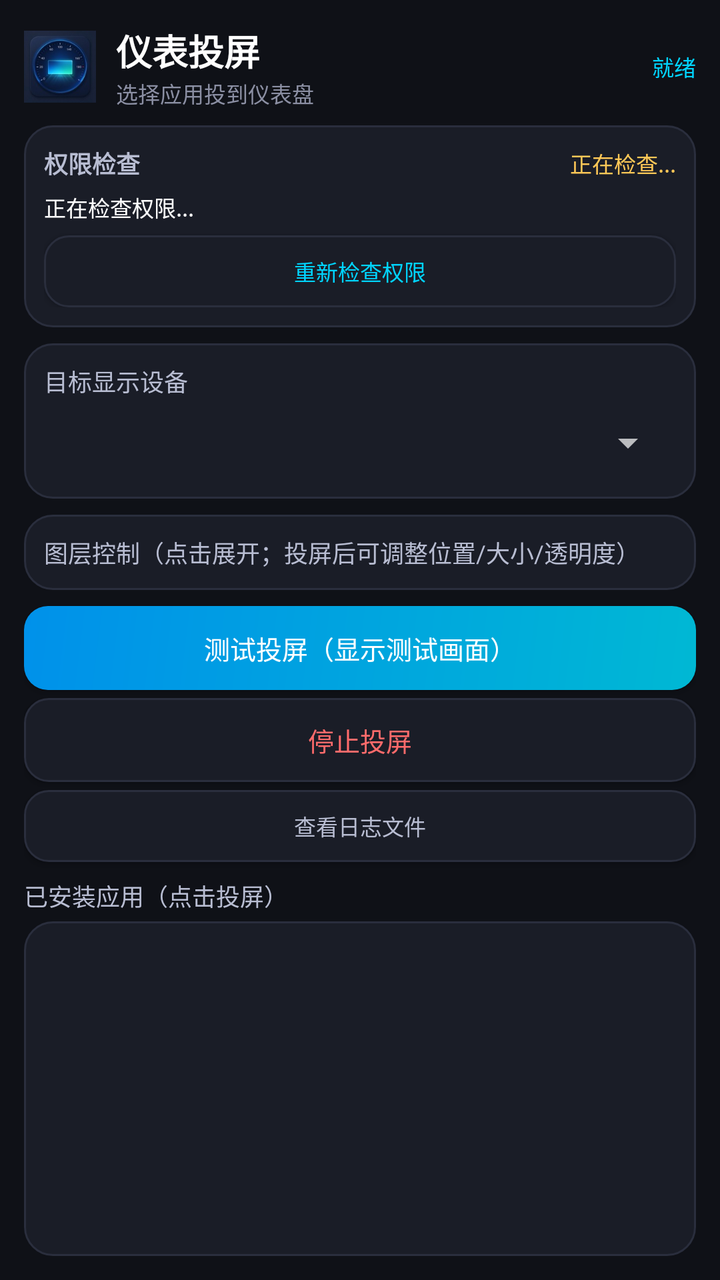
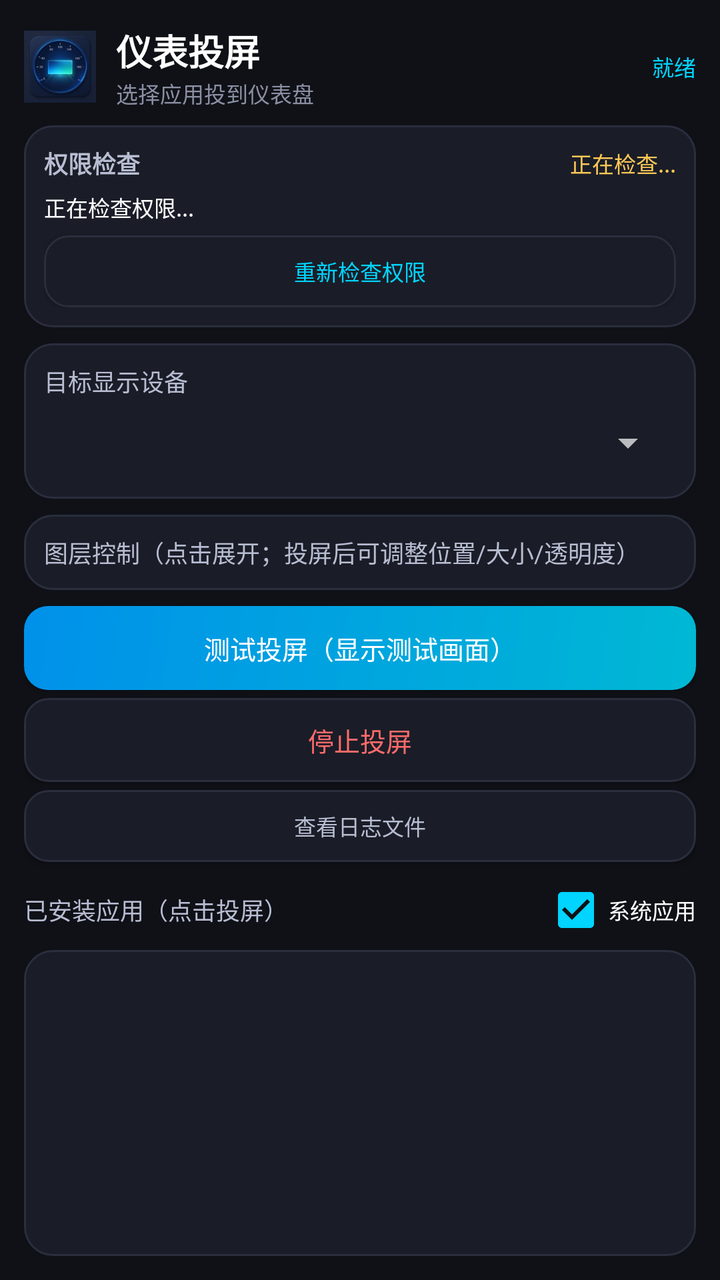

An Android layout rendered at two revisions. The XML below is the earlier revision; the diff shows what the commit changed to produce the second picture.
<!-- AndroidManifest.xml: application theme AppTheme -->
<!-- res/layout/activity_main.xml -->
<?xml version="1.0" encoding="utf-8"?>
<LinearLayout xmlns:android="http://schemas.android.com/apk/res/android"
    android:layout_width="match_parent"
    android:layout_height="match_parent"
    android:background="#0F1117"
    android:orientation="vertical"
    android:padding="12dp">

    
    <LinearLayout
        android:layout_width="match_parent"
        android:layout_height="wrap_content"
        android:orientation="horizontal"
        android:gravity="center_vertical"
        android:layout_marginBottom="8dp">

        <ImageView
            android:layout_width="36dp"
            android:layout_height="36dp"
            android:src="@mipmap/ic_launcher"
            android:layout_marginEnd="10dp" />

        <LinearLayout
            android:layout_width="0dp"
            android:layout_height="wrap_content"
            android:layout_weight="1"
            android:orientation="vertical">

            <TextView
                android:layout_width="wrap_content"
                android:layout_height="wrap_content"
                android:text="仪表投屏"
                android:textColor="#FFFFFF"
                android:textSize="18sp"
                android:textStyle="bold" />

            <TextView
                android:layout_width="wrap_content"
                android:layout_height="wrap_content"
                android:text="选择应用投到仪表盘"
                android:textColor="#8B8FA3"
                android:textSize="11sp" />
        </LinearLayout>

        <TextView
            android:id="@+id/statusText"
            android:layout_width="wrap_content"
            android:layout_height="wrap_content"
            android:layout_marginStart="10dp"
            android:ellipsize="end"
            android:maxWidth="190dp"
            android:singleLine="true"
            android:text="就绪"
            android:textColor="#00D4FF"
            android:textSize="11sp" />
    </LinearLayout>

    
    <LinearLayout
        android:id="@+id/permissionCard"
        android:layout_width="match_parent"
        android:layout_height="wrap_content"
        android:orientation="vertical"
        android:background="@drawable/card_bg"
        android:padding="10dp"
        android:layout_marginBottom="8dp">

        <LinearLayout
            android:layout_width="match_parent"
            android:layout_height="wrap_content"
            android:orientation="horizontal"
            android:gravity="center_vertical">

            <TextView
                android:layout_width="0dp"
                android:layout_height="wrap_content"
                android:layout_weight="1"
                android:text="权限检查"
                android:textColor="#B8BDD2"
                android:textSize="12sp"
                android:textStyle="bold" />

            <TextView
                android:id="@+id/permissionSummaryText"
                android:layout_width="wrap_content"
                android:layout_height="wrap_content"
                android:ellipsize="end"
                android:maxWidth="220dp"
                android:singleLine="true"
                android:text="正在检查..."
                android:textColor="#FFC857"
                android:textSize="11sp" />
        </LinearLayout>

        <TextView
            android:id="@+id/permissionStatusText"
            android:layout_width="match_parent"
            android:layout_height="wrap_content"
            android:layout_marginTop="5dp"
            android:lineSpacingExtra="1dp"
            android:text="正在检查权限..."
            android:textColor="#FFFFFF"
            android:textSize="11sp" />

        <Button
            android:id="@+id/permissionButton"
            android:layout_width="match_parent"
            android:layout_height="36dp"
            android:layout_marginTop="6dp"
            android:background="@drawable/btn_secondary"
            android:minHeight="36dp"
            android:paddingStart="4dp"
            android:paddingEnd="4dp"
            android:text="重新检查权限"
            android:textColor="#00D4FF"
            android:textSize="11sp" />
    </LinearLayout>

    
    <LinearLayout
        android:layout_width="match_parent"
        android:layout_height="wrap_content"
        android:orientation="vertical"
        android:background="@drawable/card_bg"
        android:padding="10dp"
        android:layout_marginBottom="8dp">

        <TextView
            android:layout_width="wrap_content"
            android:layout_height="wrap_content"
            android:text="目标显示设备"
            android:textColor="#B8BDD2"
            android:textSize="12sp"
            android:layout_marginBottom="4dp" />

        <Spinner
            android:id="@+id/displaySpinner"
            android:layout_width="match_parent"
            android:layout_height="36dp" />
    </LinearLayout>

    
    <LinearLayout
        android:id="@+id/controlCard"
        android:layout_width="match_parent"
        android:layout_height="wrap_content"
        android:orientation="vertical"
        android:clickable="true"
        android:focusable="true"
        android:background="@drawable/card_bg"
        android:padding="10dp"
        android:layout_marginBottom="8dp">

        <TextView
            android:layout_width="wrap_content"
            android:layout_height="wrap_content"
            android:text="图层控制（点击展开；投屏后可调整位置/大小/透明度）"
            android:textColor="#B8BDD2"
            android:textSize="12sp" />

        <LinearLayout
            android:id="@+id/controlsContent"
            android:layout_width="match_parent"
            android:layout_height="wrap_content"
            android:orientation="vertical"
            android:layout_marginTop="4dp"
            android:visibility="gone">

        <TextView android:layout_width="wrap_content" android:layout_height="wrap_content"
            android:text="水平位置 X" android:textColor="#FFFFFF" android:textSize="11sp" />
        <SeekBar android:id="@+id/seekX" android:layout_width="match_parent"
            android:layout_height="30dp" android:minHeight="24dp" android:max="100" android:progress="25" />

        <TextView android:layout_width="wrap_content" android:layout_height="wrap_content"
            android:text="垂直位置 Y" android:textColor="#FFFFFF" android:textSize="11sp" />
        <SeekBar android:id="@+id/seekY" android:layout_width="match_parent"
            android:layout_height="30dp" android:minHeight="24dp" android:max="100" android:progress="25" />

        <TextView android:layout_width="wrap_content" android:layout_height="wrap_content"
            android:text="宽度" android:textColor="#FFFFFF" android:textSize="11sp" />
        <SeekBar android:id="@+id/seekW" android:layout_width="match_parent"
            android:layout_height="30dp" android:minHeight="24dp" android:max="100" android:progress="50" />

        <TextView android:layout_width="wrap_content" android:layout_height="wrap_content"
            android:text="高度" android:textColor="#FFFFFF" android:textSize="11sp" />
        <SeekBar android:id="@+id/seekH" android:layout_width="match_parent"
            android:layout_height="30dp" android:minHeight="24dp" android:max="100" android:progress="50" />

        <TextView android:layout_width="wrap_content" android:layout_height="wrap_content"
            android:text="透明度" android:textColor="#FFFFFF" android:textSize="11sp" />
        <SeekBar android:id="@+id/seekAlpha" android:layout_width="match_parent"
            android:layout_height="30dp" android:minHeight="24dp" android:max="100" android:progress="100" />
        </LinearLayout>
    </LinearLayout>

    
    <Button
        android:id="@+id/testBtn"
        android:layout_width="match_parent"
        android:layout_height="42dp"
        android:minHeight="42dp"
        android:text="测试投屏（显示测试画面）"
        android:textSize="13sp"
        android:textColor="#FFFFFF"
        android:background="@drawable/btn_primary"
        android:layout_marginBottom="4dp" />

    <Button
        android:id="@+id/stopBtn"
        android:layout_width="match_parent"
        android:layout_height="42dp"
        android:minHeight="42dp"
        android:text="停止投屏"
        android:textSize="13sp"
        android:textColor="#FF6B6B"
        android:background="@drawable/btn_secondary"
        android:layout_marginBottom="4dp" />

    <Button
        android:id="@+id/logBtn"
        android:layout_width="match_parent"
        android:layout_height="36dp"
        android:minHeight="36dp"
        android:text="查看日志文件"
        android:textSize="11sp"
        android:textColor="#B8BDD2"
        android:background="@drawable/btn_secondary"
        android:layout_marginBottom="8dp" />

    
    <TextView
        android:layout_width="wrap_content"
        android:layout_height="wrap_content"
        android:text="已安装应用（点击投屏）"
        android:textColor="#B8BDD2"
        android:textSize="12sp"
        android:layout_marginBottom="4dp" />

    
    <ListView
        android:id="@+id/appList"
        android:layout_width="match_parent"
        android:layout_height="0dp"
        android:layout_weight="1"
        android:background="@drawable/card_bg"
        android:divider="#2A2E3D"
        android:dividerHeight="1dp" />

    <TextView
        android:id="@+id/emptyAppList"
        android:layout_width="match_parent"
        android:layout_height="0dp"
        android:layout_weight="1"
        android:background="@drawable/card_bg"
        android:gravity="center"
        android:padding="16dp"
        android:text="未获取到可启动应用。

如果是手机系统，请在系统设置里允许本应用“获取应用列表”；
FX11 车机如出现该提示，请检查 QUERY_ALL_PACKAGES/包可见性策略。"
        android:textColor="#8B8FA3"
        android:textSize="12sp"
        android:visibility="gone" />

</LinearLayout>
<!-- resources referenced by this layout -->
<resources>
  <!-- drawable btn_primary (drawable) -->
  <?xml version="1.0" encoding="utf-8"?>
  <shape xmlns:android="http://schemas.android.com/apk/res/android"
      android:shape="rectangle">
      <gradient
          android:startColor="#00B8D4"
          android:endColor="#0091EA"
          android:angle="135" />
      <corners android:radius="12dp" />
  </shape>
  <!-- drawable btn_secondary (drawable) -->
  <?xml version="1.0" encoding="utf-8"?>
  <shape xmlns:android="http://schemas.android.com/apk/res/android"
      android:shape="rectangle">
      <solid android:color="#1A1D27" />
      <corners android:radius="12dp" />
      <stroke android:width="1dp" android:color="#2A2E3D" />
  </shape>
  <!-- drawable card_bg (drawable) -->
  <?xml version="1.0" encoding="utf-8"?>
  <shape xmlns:android="http://schemas.android.com/apk/res/android"
      android:shape="rectangle">
      <solid android:color="#1A1D27" />
      <corners android:radius="14dp" />
      <stroke android:width="1dp" android:color="#2A2E3D" />
  </shape>
  <!-- mipmap ic_launcher: png bitmap (mipmap-hdpi, 2421 bytes) -->
  <style name="AppTheme" parent="android:Theme.Material.NoActionBar">
          <item name="android:windowBackground">#0F1117</item>
          <item name="android:statusBarColor">#0F1117</item>
          <item name="android:colorAccent">#00D4FF</item>
      </style>
</resources>

<!-- the commit's change to res/layout/activity_main.xml (unified diff, before → after) -->
@@ -228,13 +228,31 @@
         android:layout_marginBottom="8dp" />
 
     
-    <TextView
-        android:layout_width="wrap_content"
-        android:layout_height="wrap_content"
-        android:text="已安装应用（点击投屏）"
-        android:textColor="#B8BDD2"
-        android:textSize="12sp"
-        android:layout_marginBottom="4dp" />
+    <LinearLayout
+        android:layout_width="match_parent"
+        android:layout_height="wrap_content"
+        android:orientation="horizontal"
+        android:gravity="center_vertical"
+        android:layout_marginBottom="4dp">
+
+        <TextView
+            android:layout_width="0dp"
+            android:layout_height="wrap_content"
+            android:layout_weight="1"
+            android:text="已安装应用（点击投屏）"
+            android:textColor="#B8BDD2"
+            android:textSize="12sp" />
+
+        <CheckBox
+            android:id="@+id/showSystemAppsCheck"
+            android:layout_width="wrap_content"
+            android:layout_height="32dp"
+            android:checked="true"
+            android:buttonTint="#00D4FF"
+            android:text="系统应用"
+            android:textColor="#FFFFFF"
+            android:textSize="11sp" />
+    </LinearLayout>
 
     
     <ListView
